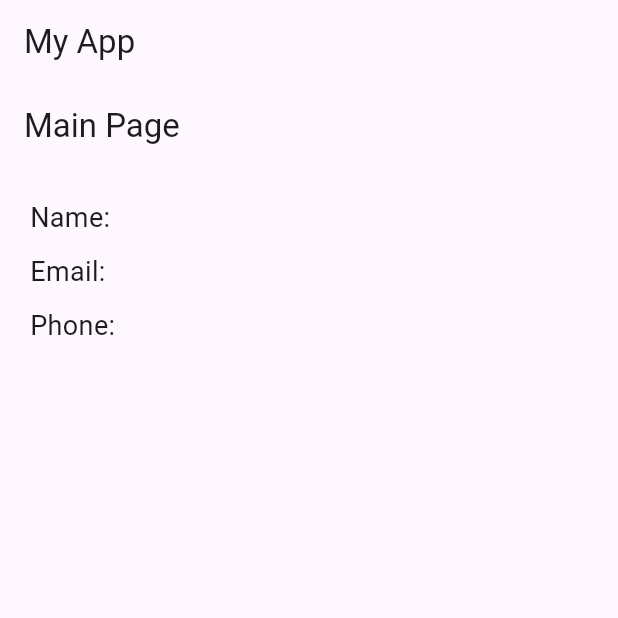
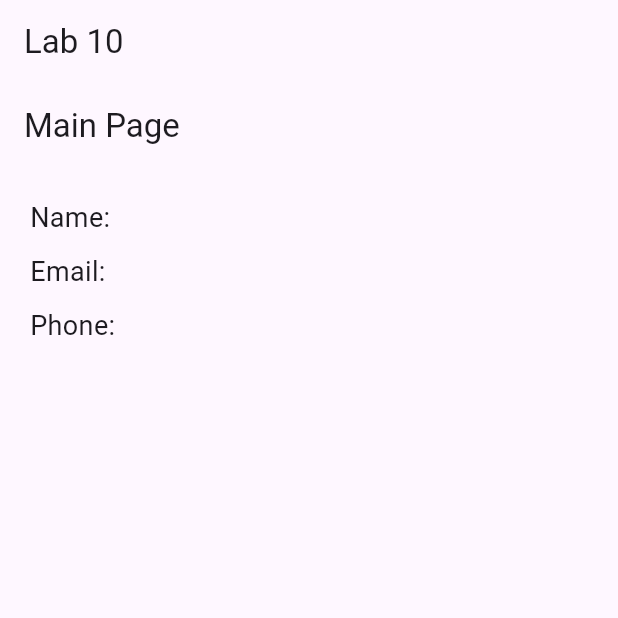
Before and after one commit to LauraZam/lab_10, a Flutter app: the MainPage screen opened directly with empty values, item 3 of the bottom bar chosen, on a phone screen of 412 x 824 dp, the top half of it. Run offline on Flutter 3.47's test engine with Material 3 defaults, Android fonts, the phone set to English and light mode, and no system bars; our stand-ins replace dio, easy_localization, flutter_bloc, lottie, retrofit; generated files the repository leaves out were written again; network calls fail.

Commit message:
lab update

```diff
--- a/flutter_application_1/lib/pages/main_page.dart
+++ b/flutter_application_1/lib/pages/main_page.dart
@@ -35,7 +35,7 @@ class _MainPageState extends State<MainPage> {
     ];
 
     return Scaffold(
-      appBar: AppBar(title: const Text("My App")),
+      appBar: AppBar(title: const Text("Lab 10")),
       body: pages[currentPageIndex],
       bottomNavigationBar: NavigationBar(
         selectedIndex: currentPageIndex,
```
Also changed, not shown: 1 other file.
